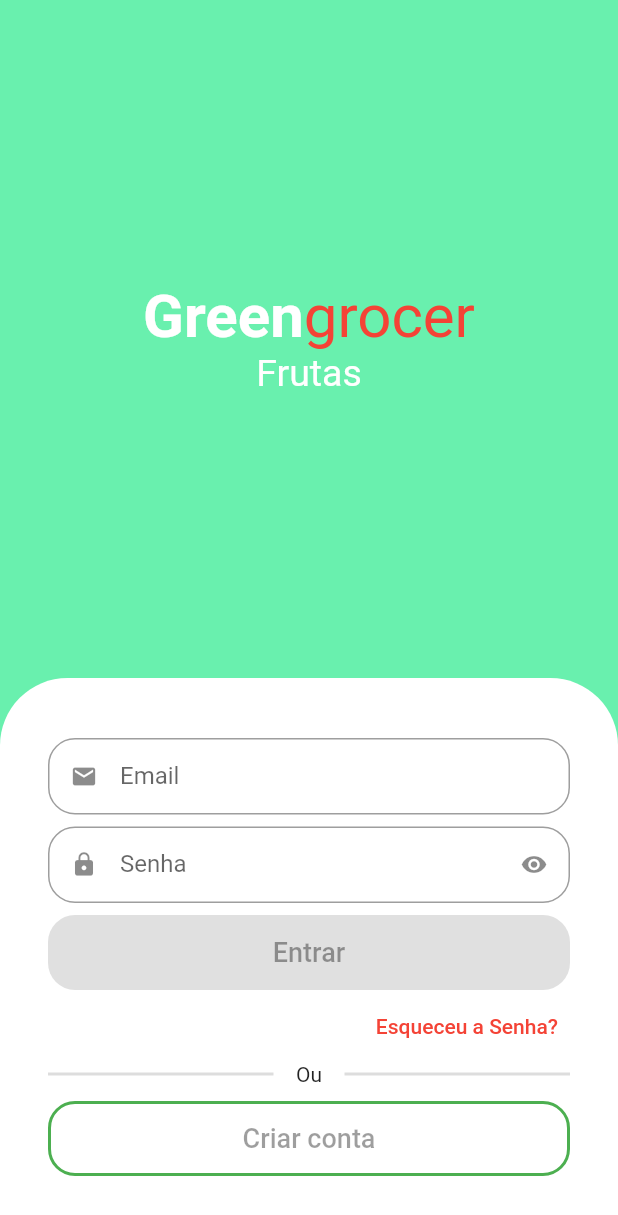
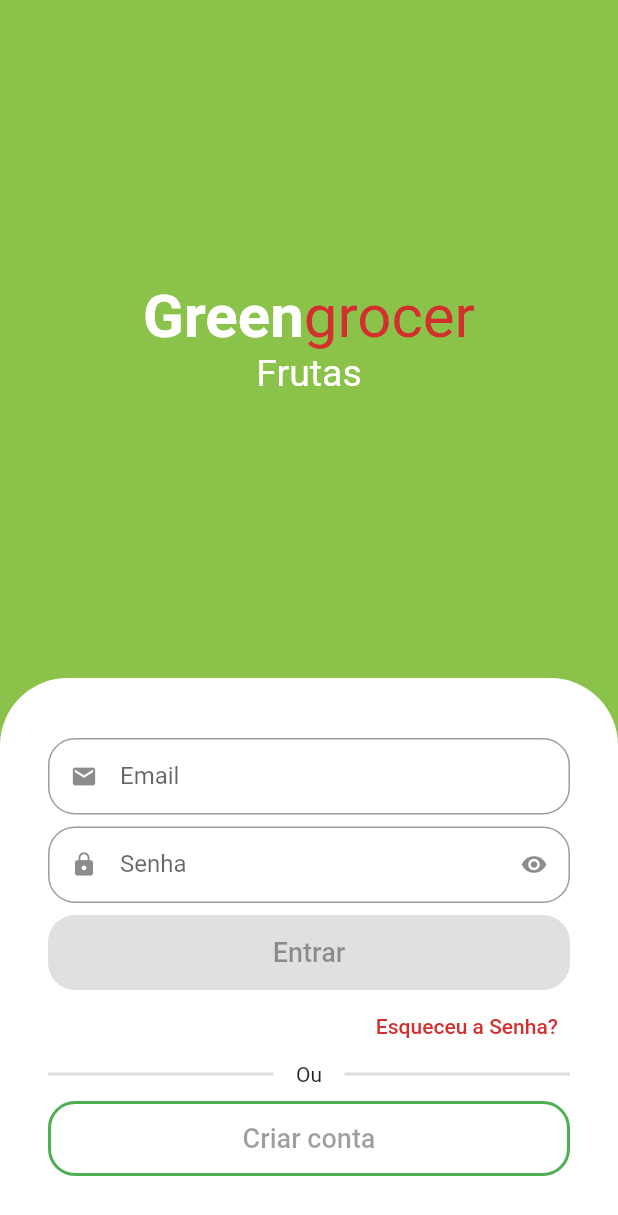
Before and after one commit to IagoAntunes/quitandavirtual, a Flutter app: the screen it shows after launch, on a phone screen of 412 x 824 dp. Shown: the top 1215 px of the screen. Run offline on Flutter 3.47's test engine with Material 2 defaults, Android fonts, the phone set to English and light mode, and no system bars; drawn by our look-alikes of animated_text_kit.

Commit message:
Customize Colors

```diff
--- /dev/null
+++ b/lib/src/auth/config/custom_colors.dart
@@ -0,0 +1,20 @@
+import 'package:flutter/material.dart';
+
+Map<int, Color> _swatchOpacity = {
+  50: const Color.fromRGBO(139, 195, 74, .1),
+  100: const Color.fromRGBO(139, 195, 74, .2),
+  200: const Color.fromRGBO(139, 195, 74, .3),
+  300: const Color.fromRGBO(139, 195, 74, .4),
+  400: const Color.fromRGBO(139, 195, 74, .5),
+  500: const Color.fromRGBO(139, 195, 74, .6),
+  600: const Color.fromRGBO(139, 195, 74, .7),
+  700: const Color.fromRGBO(139, 195, 74, .8),
+  800: const Color.fromRGBO(139, 195, 74, .9),
+  900: const Color.fromRGBO(139, 195, 74, 1)
+};
+
+abstract class CustomColors {
+  static Color customContrastColor = Colors.red.shade700;
+  static MaterialColor customSwatchColor =
+      MaterialColor(0xFF8BC34A, _swatchOpacity);
+}
--- a/lib/src/auth/sign_in_screen.dart
+++ b/lib/src/auth/sign_in_screen.dart
@@ -3,6 +3,7 @@ import 'package:flutter/material.dart';
 import 'package:flutter/src/widgets/container.dart';
 import 'package:flutter/src/widgets/framework.dart';
 import 'package:quitandavirtual/src/auth/components/custom_text_field.dart';
+import 'package:quitandavirtual/src/auth/config/custom_colors.dart';
 
 class SignInScreen extends StatelessWidget {
   const SignInScreen({super.key});
@@ -10,7 +11,7 @@ class SignInScreen extends StatelessWidget {
   @override
   Widget build(BuildContext context) {
     return Scaffold(
-      backgroundColor: Colors.greenAccent,
+      backgroundColor: CustomColors.customSwatchColor,
       body: Column(children: [
         //Banner
         Expanded(
@@ -23,7 +24,9 @@ class SignInScreen extends StatelessWidget {
                   text: 'Green',
                   style: TextStyle(
                       color: Colors.white, fontWeight: FontWeight.bold)),
-              TextSpan(text: 'grocer', style: TextStyle(color: Colors.red)),
+              TextSpan(
+                  text: 'grocer',
+                  style: TextStyle(color: CustomColors.customContrastColor)),
             ])),
 
             //Categorias
@@ -83,13 +86,13 @@ class SignInScreen extends StatelessWidget {
                     ))),
 
             //Forget Password
-            const Align(
+            Align(
               alignment: Alignment.centerRight,
               child: TextButton(
                   onPressed: null,
                   child: Text(
                     'Esqueceu a Senha?',
-                    style: TextStyle(color: Colors.red),
+                    style: TextStyle(color: CustomColors.customContrastColor),
                   )),
             ),
 
```
